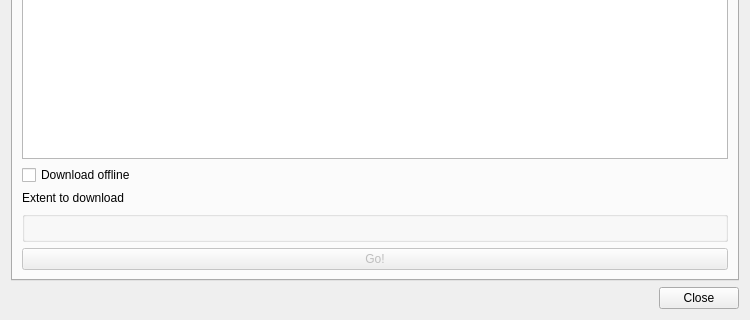
ygversil/qgis-guided-offline-editing, file guided_offline_editing_dialog_base.ui: the form before one commit; both pictures show x 0 to 750 and y 240 to 560 of the 750 by 560 pixel window.
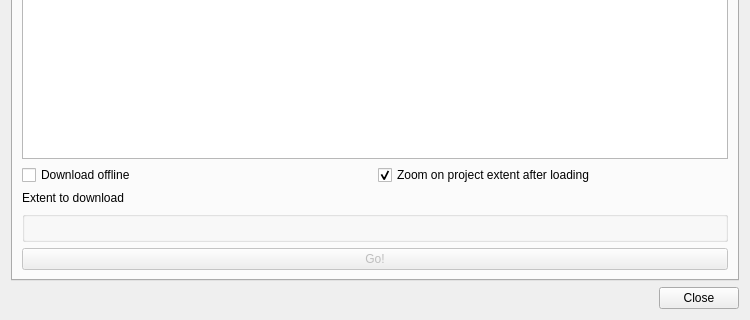
The form after the commit. Icons and pictures are not drawn. Custom widgets are drawn as their Qt base class.

Commit message: Add checkbox to zoom on project extent after loading

```diff
--- a/guided_offline_editing_dialog_base.ui
+++ b/guided_offline_editing_dialog_base.ui
@@ -59,6 +59,8 @@
         <widget class="QListView" name="pgProjectList"/>
        </item>
        <item>
+        <layout class="QHBoxLayout" name="horizontalLayout">
+         <item>
         <widget class="QCheckBox" name="downloadCheckBox">
          <property name="text">
           <string>Download offline</string>
@@ -67,6 +69,18 @@
           <bool>false</bool>
          </property>
         </widget>
+         </item>
+         <item>
+          <widget class="QCheckBox" name="zoomFullCheckBox">
+           <property name="text">
+            <string>Zoom on project extent after loading</string>
+           </property>
+           <property name="checked">
+            <bool>true</bool>
+           </property>
+          </widget>
+         </item>
+        </layout>
        </item>
        <item>
         <widget class="QLabel" name="pgProjectDownloadExtentLabel">
```
Lines whose indentation alone changed are shown as unchanged.
